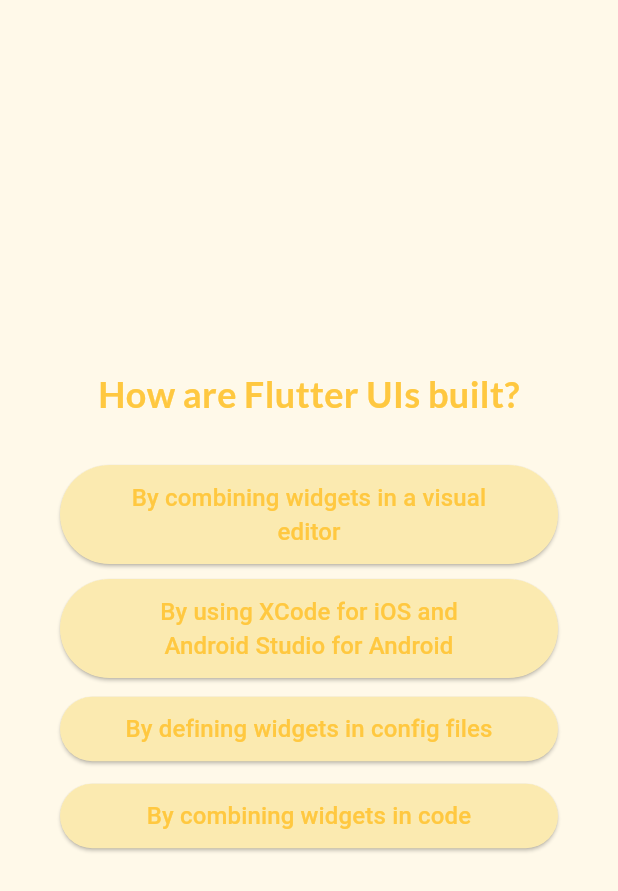
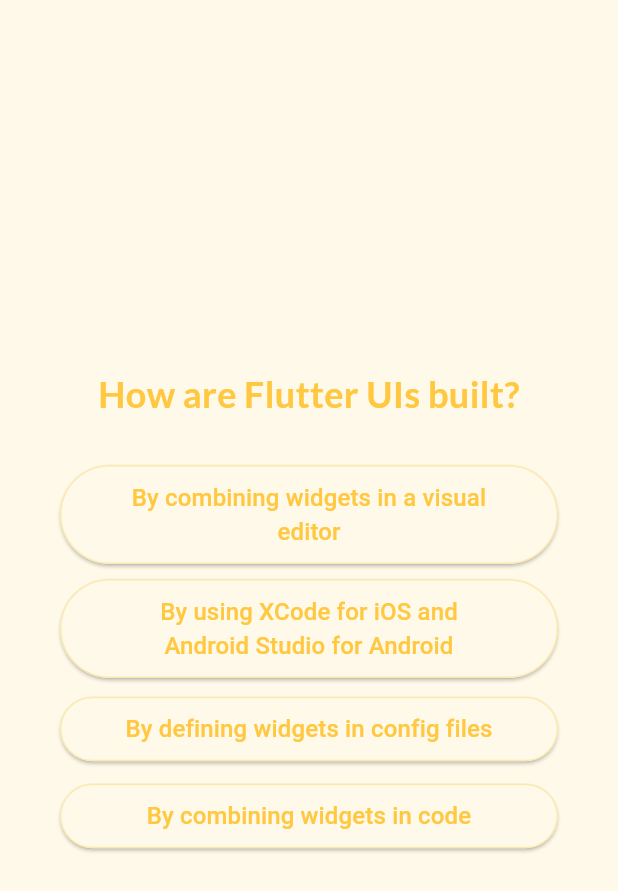
Before and after one commit to adeeburrahman11/quiz_app, a Flutter app: the screen it shows after launch, after a tap on "Start Quiz", after a tap on "Components", on a phone screen of 412 x 824 dp. Shown: the top 891 px of the screen. Run offline on Flutter 3.47's test engine with Material 3 defaults, Android fonts, the phone set to English and light mode, and no system bars; our stand-ins replace google_fonts.

```diff
--- a/lib/answer_button.dart
+++ b/lib/answer_button.dart
@@ -14,10 +14,11 @@ class AnswerButton extends StatelessWidget {
       onPressed: onTap,
       style: ElevatedButton.styleFrom(
         padding: const EdgeInsets.symmetric(vertical: 10, horizontal: 40),
-        backgroundColor: secondaryVariant,
+        backgroundColor: secondary,
         foregroundColor: primary,
         shape: RoundedRectangleBorder(
           borderRadius: BorderRadius.circular(40),
+          side: const BorderSide(color: secondaryVariant, width: 1),
         ),
       ),
       child: Text(
--- a/lib/data/colors.dart
+++ b/lib/data/colors.dart
@@ -3,3 +3,5 @@ import 'package:flutter/material.dart';
 const primary = Color.fromARGB(255, 255, 200, 64);
 const secondary = Color.fromARGB(255, 255, 249, 233);
 const secondaryVariant = Color.fromARGB(255, 251, 234, 176);
+const correct = Color.fromARGB(255, 0, 255, 0);
+const wrong = Color.fromARGB(255, 255, 0, 0);
--- a/lib/questions_screen.dart
+++ b/lib/questions_screen.dart
@@ -5,7 +5,12 @@ import 'package:quiz_app/data/questions.dart';
 import 'package:google_fonts/google_fonts.dart';
 
 class QuestoinsScreen extends StatefulWidget {
-  const QuestoinsScreen({super.key});
+  const QuestoinsScreen({
+    super.key,
+    required this.onSelectAnswer,
+  });
+
+  final void Function(String answer) onSelectAnswer;
 
   @override
   State<QuestoinsScreen> createState() {
@@ -16,7 +21,8 @@ class QuestoinsScreen extends StatefulWidget {
 class _QuestoinsScreenState extends State<QuestoinsScreen> {
   var currentQuestionIndex = 0;
 
-  void answerQuestion() {
+  void answerQuestion(String selectedAnswer) {
+    widget.onSelectAnswer(selectedAnswer);
     setState(() {
       currentQuestionIndex++;
     });
@@ -50,7 +56,9 @@ class _QuestoinsScreenState extends State<QuestoinsScreen> {
                 children: [
                   AnswerButton(
                     answerText: answer,
-                    onTap: answerQuestion,
+                    onTap: () {
+                      answerQuestion(answer);
+                    },
                   ),
                   const SizedBox(height: 10),
                 ],
--- a/lib/quiz.dart
+++ b/lib/quiz.dart
@@ -1,6 +1,8 @@
 import 'package:flutter/material.dart';
 import 'package:quiz_app/data/colors.dart';
+import 'package:quiz_app/data/questions.dart';
 import 'package:quiz_app/questions_screen.dart';
+import 'package:quiz_app/results_screen.dart';
 import 'package:quiz_app/start_screen.dart';
 
 class Quiz extends StatefulWidget {
@@ -13,6 +15,8 @@ class Quiz extends StatefulWidget {
 }
 
 class _QuizState extends State<Quiz> {
+  final List<String> selectedAnswer = [];
+
   var activeScreen = 'start-screen';
 
   void switchScreen() {
@@ -21,11 +25,31 @@ class _QuizState extends State<Quiz> {
     });
   }
 
+  void chooseAnswer(String answer) {
+    selectedAnswer.add(answer);
+
+    if (selectedAnswer.length == questions.length) {
+      setState(() {
+        activeScreen = 'results-screen';
+        selectedAnswer.clear();
+      });
+    }
+  }
+
   @override
   Widget build(context) {
-    final screenWidget = activeScreen == 'start-screen'
+    Widget screenWidget = activeScreen == 'start-screen'
         ? StartScreen(switchScreen)
-        : const QuestoinsScreen();
+        : QuestoinsScreen(
+            onSelectAnswer: chooseAnswer,
+          );
+
+    screenWidget = activeScreen == 'results-screen'
+        ? ResultsScreen(
+            chosenAnswers: selectedAnswer,
+          )
+        : screenWidget;
+
     return MaterialApp(
       home: Scaffold(
         body: Container(
```
Also changed, not shown: lib/results_screen.dart (added, +31 -0 lines).
